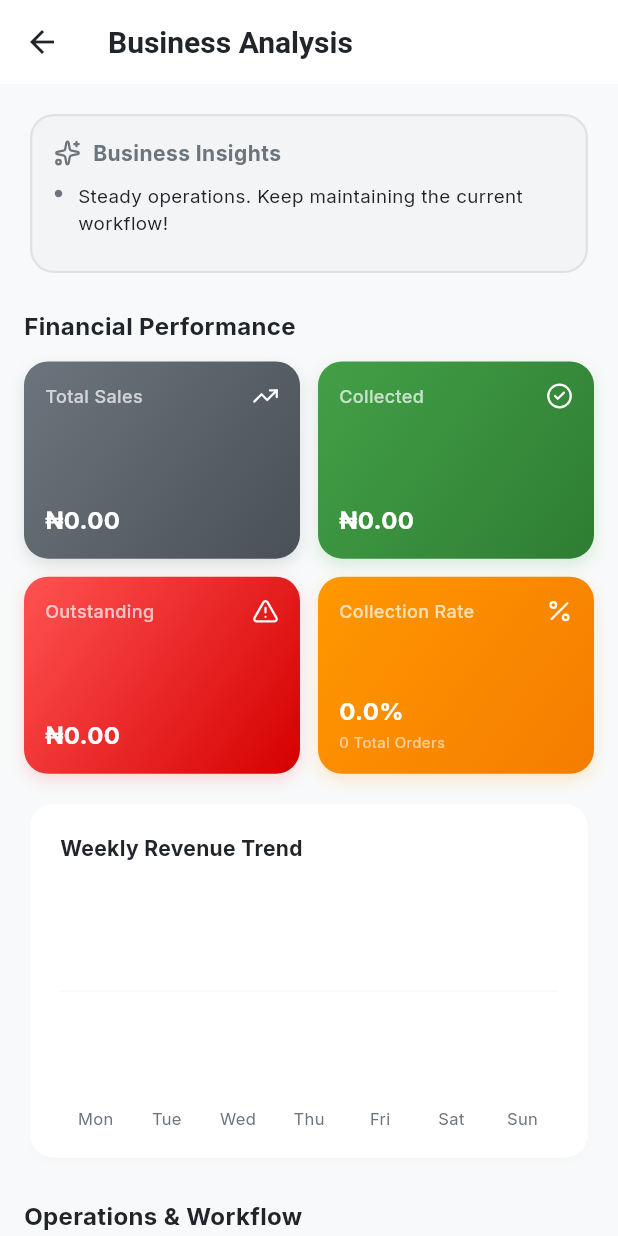
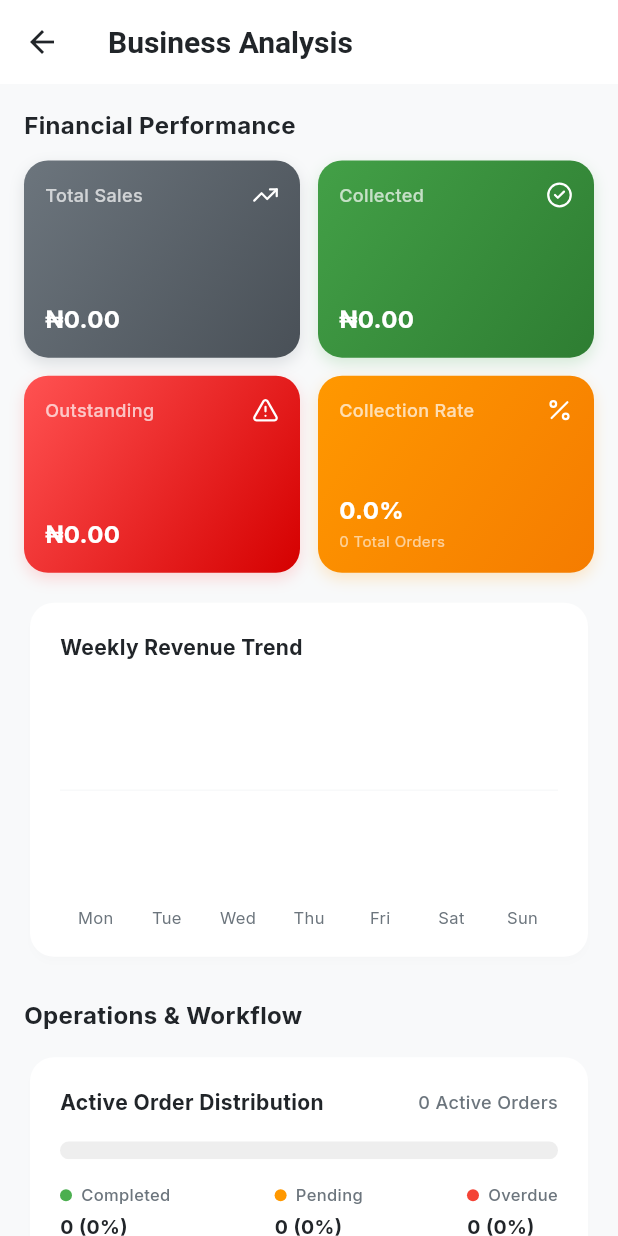
Before and after one commit to DamaMichaelYohanna/sparkles, a Flutter app: the AnalysisScreen screen opened directly, on a phone screen of 412 x 824 dp. Run offline on Flutter 3.47's test engine with Material 3 defaults, Android fonts, the phone set to English and light mode, and no system bars; drawn by our look-alikes of fl_chart; our stand-ins replace connectivity_plus, dio, flutter_riverpod, google_fonts, lucide_icons, shared_preferences and 1 more; accounts and stored records are empty.

Commit message:
fix: remove business insights and fix bottom navbar active indicator styling

```diff
--- a/laundry_mobile/lib/features/analysis/analysis_screen.dart
+++ b/laundry_mobile/lib/features/analysis/analysis_screen.dart
@@ -32,9 +32,6 @@ class AnalysisScreen extends ConsumerWidget {
             child: Column(
               crossAxisAlignment: CrossAxisAlignment.start,
               children: [
-                // 1. SMART ACTIONABLE INSIGHTS SECTION (AI Sparks)
-                _buildInsightsCard(stats.businessInsights),
-                const SizedBox(height: 20),
 
                 // 2. FINANCIAL SUMMARY SECTION
                 const Text(
@@ -190,63 +187,7 @@ class AnalysisScreen extends ConsumerWidget {
     );
   }
 
-  Widget _buildInsightsCard(List<String> insights) {
-    return Card(
-      elevation: 0,
-      shape: RoundedRectangleBorder(
-        borderRadius: BorderRadius.circular(16),
-        side: BorderSide(color: AppTheme.primaryColor.withOpacity(0.15), width: 1.5),
-      ),
-      color: AppTheme.primaryColor.withOpacity(0.04),
-      child: Padding(
-        padding: const EdgeInsets.all(16.0),
-        child: Column(
-          crossAxisAlignment: CrossAxisAlignment.start,
-          children: [
-            Row(
-              children: const [
-                Icon(LucideIcons.sparkles, color: AppTheme.primaryColor, size: 18),
-                SizedBox(width: 8),
-                Text(
-                  'Business Insights',
-                  style: TextStyle(
-                    fontSize: 14,
-                    fontWeight: FontWeight.bold,
-                    color: AppTheme.primaryColor,
-                    letterSpacing: 0.3,
-                  ),
-                ),
-              ],
-            ),
-            const SizedBox(height: 10),
-            ...insights.map((insight) => Padding(
-                  padding: const EdgeInsets.only(bottom: 8.0),
-                  child: Row(
-                    crossAxisAlignment: CrossAxisAlignment.start,
-                    children: [
-                      const Padding(
-                        padding: EdgeInsets.only(top: 4.0),
-                        child: Icon(Icons.lens, size: 6, color: AppTheme.primaryColor),
-                      ),
-                      const SizedBox(width: 10),
-                      Expanded(
-                        child: Text(
-                          insight,
-                          style: const TextStyle(
-                            fontSize: 12.5,
-                            color: AppTheme.textPrimary,
-                            height: 1.4,
-                          ),
-                        ),
-                      ),
-                    ],
-                  ),
-                )),
-          ],
-        ),
-      ),
-    );
-  }
+
 
   Widget _buildOperationsCard(AnalysisStats stats) {
     final total = stats.completedOrdersCount + stats.pendingOrdersCount + stats.overdueOrdersCount;
--- a/laundry_mobile/lib/features/analysis/providers/analysis_provider.dart
+++ b/laundry_mobile/lib/features/analysis/providers/analysis_provider.dart
@@ -26,7 +26,6 @@ class AnalysisStats {
   // Growth & projections
   final double wowGrowth;
   final double projectedMonthlyRevenue;
-  final List<String> businessInsights;
 
   AnalysisStats({
     required this.totalSales,
@@ -46,7 +45,6 @@ class AnalysisStats {
     required this.yearlyOrdersValue,
     required this.wowGrowth,
     required this.projectedMonthlyRevenue,
-    required this.businessInsights,
   });
 }
 
@@ -165,45 +163,6 @@ final analysisStatsProvider = Provider.autoDispose<AsyncValue<AnalysisStats>>((r
       double dailyAverageThisWeek = thisWeekRevenue / daysIntoWeek;
       double projectedMonthlyRevenue = dailyAverageThisWeek * 30;
 
-      // ----------------------------------------------------
-      // Actionable Business Insights Generation
-      // ----------------------------------------------------
-      List<String> insights = [];
-
-      // 1. Outstanding and collections insights
-      if (outstanding > 10000 && collectionRate < 70) {
-        insights.add(
-          "Uncollected balance is high (₦${outstanding.toStringAsFixed(0)}). Consider sending payment reminders to improve your Collection Rate (${collectionRate.toStringAsFixed(1)}%)."
-        );
-      } else if (collectionRate >= 90 && totalSales > 0) {
-        insights.add(
-          "Excellent collection performance! Your Collection Rate is at ${collectionRate.toStringAsFixed(1)}%."
-        );
-      }
-
-      // 2. Operational health insights
-      if (overdue > 0) {
-        insights.add(
-          "Operations Alert: There are $overdue overdue orders. Prioritize processing these to prevent delivery delays."
-        );
-      }
-
-      // 3. Sales growth insights
-      if (wowGrowth > 5) {
-        insights.add(
-          "Positive trend! Sales grew by ${wowGrowth.toStringAsFixed(1)}% compared to last week. Marketing and demand are rising."
-        );
-      } else if (wowGrowth < -5) {
-        insights.add(
-          "Sales dipped by ${(wowGrowth * -1).toStringAsFixed(1)}% WoW. Consider running a weekend discount or promotion."
-        );
-      }
-
-      // Default insight if list is empty
-      if (insights.isEmpty) {
-        insights.add("Steady operations. Keep maintaining the current workflow!");
-      }
-
       return AsyncValue.data(AnalysisStats(
         totalSales: totalSales,
         totalCollected: totalCollected,
@@ -222,7 +181,6 @@ final analysisStatsProvider = Provider.autoDispose<AsyncValue<AnalysisStats>>((r
         yearlyOrdersValue: yearlyOrdersValue,
         wowGrowth: wowGrowth,
         projectedMonthlyRevenue: projectedMonthlyRevenue,
-        businessInsights: insights,
       ));
     },
   );
--- a/laundry_mobile/lib/features/shell/shell_screen.dart
+++ b/laundry_mobile/lib/features/shell/shell_screen.dart
@@ -44,8 +44,8 @@ class _ShellScreenState extends State<ShellScreen> {
           currentIndex: _currentIndex,
           onTap: (index) => setState(() => _currentIndex = index),
           backgroundColor: Colors.white,
-          selectedItemColor: AppTheme.primaryColor,
-          unselectedItemColor: AppTheme.textSecondary,
+          selectedItemColor: AppTheme.textPrimary,
+          unselectedItemColor: AppTheme.textSecondary.withOpacity(0.4),
           showSelectedLabels: true,
           showUnselectedLabels: true,
           type: BottomNavigationBarType.fixed,
```
